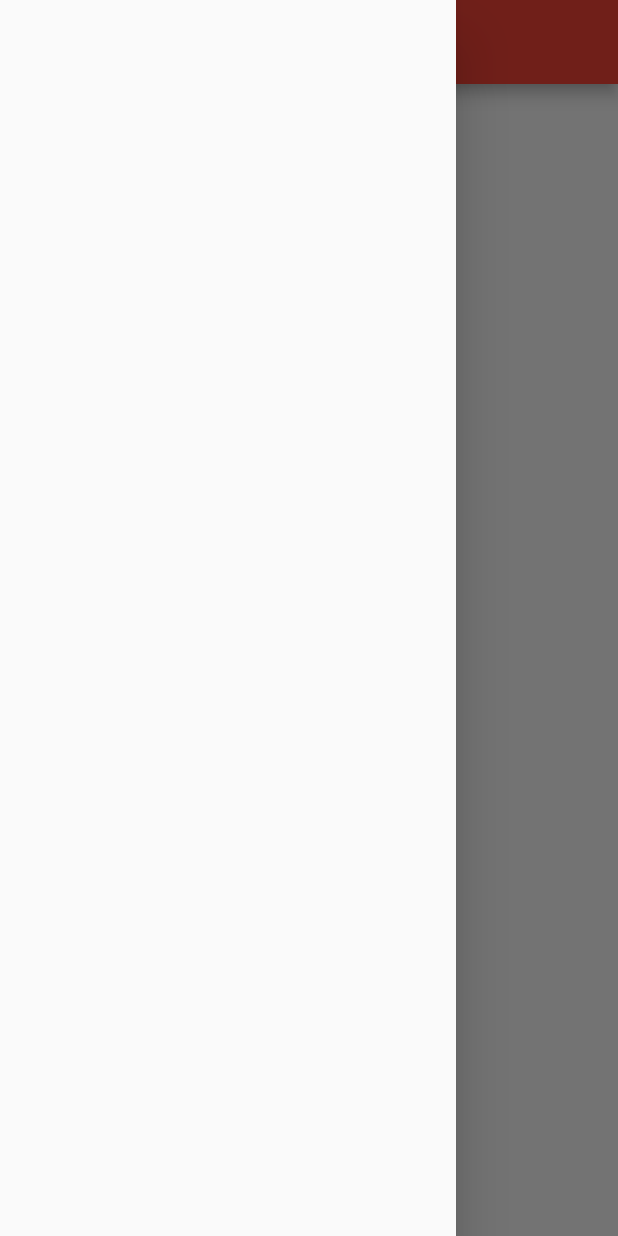
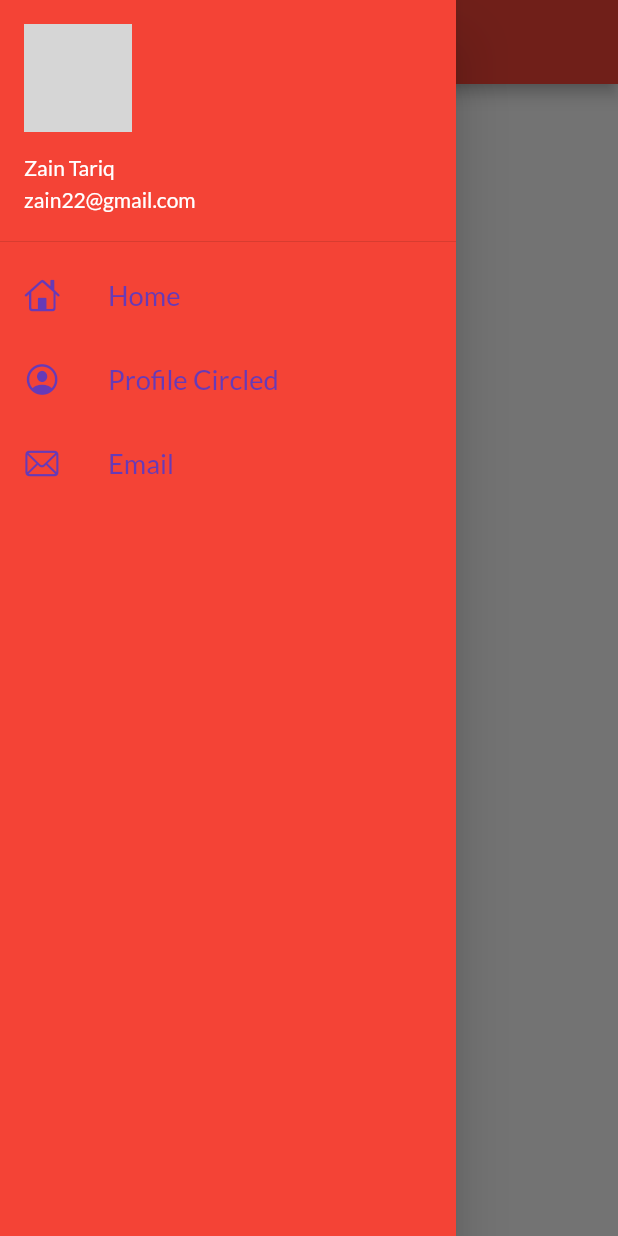
Before and after one commit to hassa920/MyFirstApp, a Flutter app: the screen it shows after launch, with the side drawer open, on a phone screen of 412 x 824 dp. Run offline on Flutter 3.47's test engine with Material 2 defaults, Android fonts, the phone set to English and light mode, and no system bars; our stand-ins replace google_fonts; network calls fail; grey boxes are pictures that could not be loaded.

Commit message:
"Day  8 completed"

```diff
--- a/lib/main.dart
+++ b/lib/main.dart
@@ -27,7 +27,7 @@ class MyApp extends StatelessWidget {
       primarySwatch: Colors.amber
 
       ),
-      initialRoute: "/home",
+      initialRoute: MyRoute.homePage,
       routes: {
         "/": (context) => LoginPage(),
         MyRoute.homePage: (context) => HomePage(),
--- a/lib/pages/homepage.dart
+++ b/lib/pages/homepage.dart
@@ -1,4 +1,6 @@
+import 'package:firstapp/widgets/drawer.dart';
 import 'package:flutter/material.dart';
+
 
 class HomePage extends StatelessWidget {
 
@@ -13,7 +15,7 @@ class HomePage extends StatelessWidget {
             child: Text("$name day $a in flutter",)),
       ),
 
-      drawer: Drawer(),
+      drawer: MyDrawer(),
     );
 
   }
--- /dev/null
+++ b/lib/widgets/drawer.dart
@@ -0,0 +1,55 @@
+import 'package:flutter/cupertino.dart';
+import 'package:flutter/material.dart';
+class MyDrawer extends StatelessWidget {
+  final imageUrl="https://images.unsplash.com/photo-1438761681033-6461ffad8d80?ixlib=rb-1.2.1&ixid=MnwxMjA3fDB8MHxzZWFyY2h8Mnx8cGVyc29ufGVufDB8fDB8fA%3D%3D&w=1000&q=80";
+  const MyDrawer({Key? key}) : super(key: key);
+
+  @override
+
+  Widget build(BuildContext context) {
+    return Drawer(
+
+      child: Container(
+        color: Colors.red,
+        child: ListView(
+ padding: EdgeInsets.zero,
+
+        children: [
+          DrawerHeader(
+            padding: EdgeInsets.zero,
+            child: UserAccountsDrawerHeader(
+              decoration: BoxDecoration(
+                color: Colors.red
+              ),
+              margin: EdgeInsets.zero, accountName: Text ("Zain Tariq"), accountEmail: Text("zain22@gmail.com"),
+           // currentAccountPicture: Image.network(imageUrl)
+                currentAccountPicture: CircleAvatar(
+                    backgroundImage: NetworkImage(imageUrl),
+
+                ),
+
+
+            )
+
+            ,),
+          ListTile(
+            leading: Icon(CupertinoIcons.home,color: Colors.deepPurple,),
+            title: Text("Home", textScaleFactor: 1.3, style: TextStyle(color: Colors.deepPurple),),
+          ),
+
+          ListTile(
+            leading: Icon(CupertinoIcons.profile_circled,color: Colors.deepPurple,),
+            title: Text("Profile Circled", textScaleFactor: 1.3, style: TextStyle(color: Colors.deepPurple),),
+          ),
+
+          ListTile(
+            leading: Icon(CupertinoIcons.mail,color: Colors.deepPurple,),
+            title: Text("Email", textScaleFactor: 1.3, style: TextStyle(color: Colors.deepPurple),),
+          )
+
+        ],
+    ),
+      ),
+    );
+  }
+}
```
